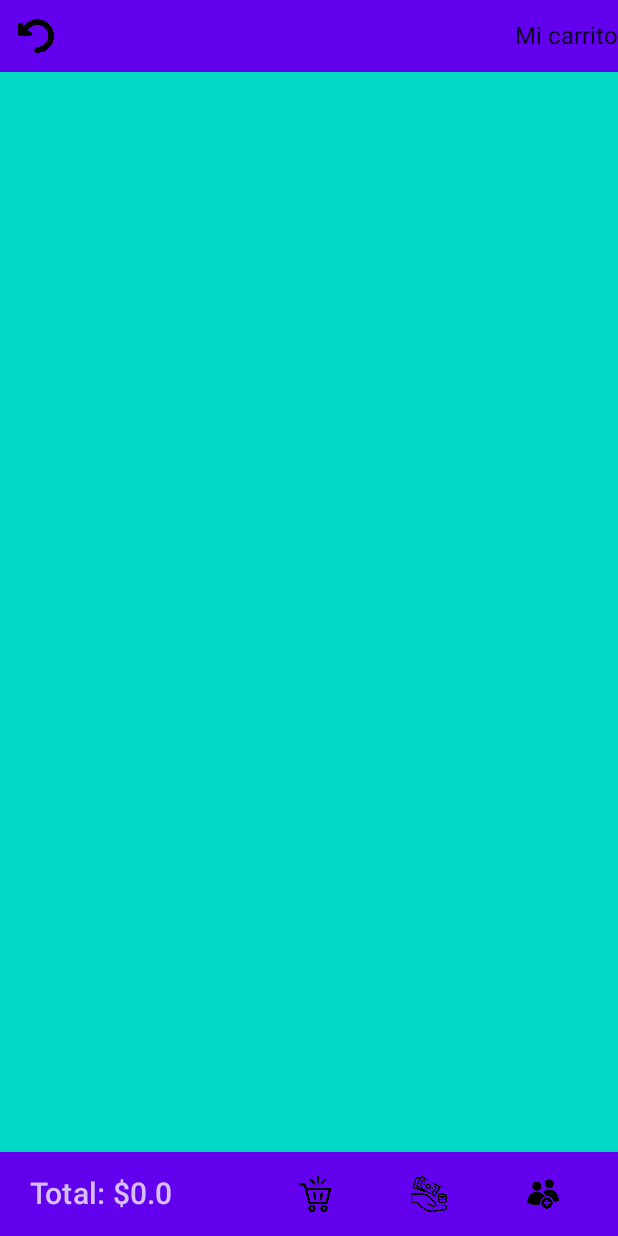
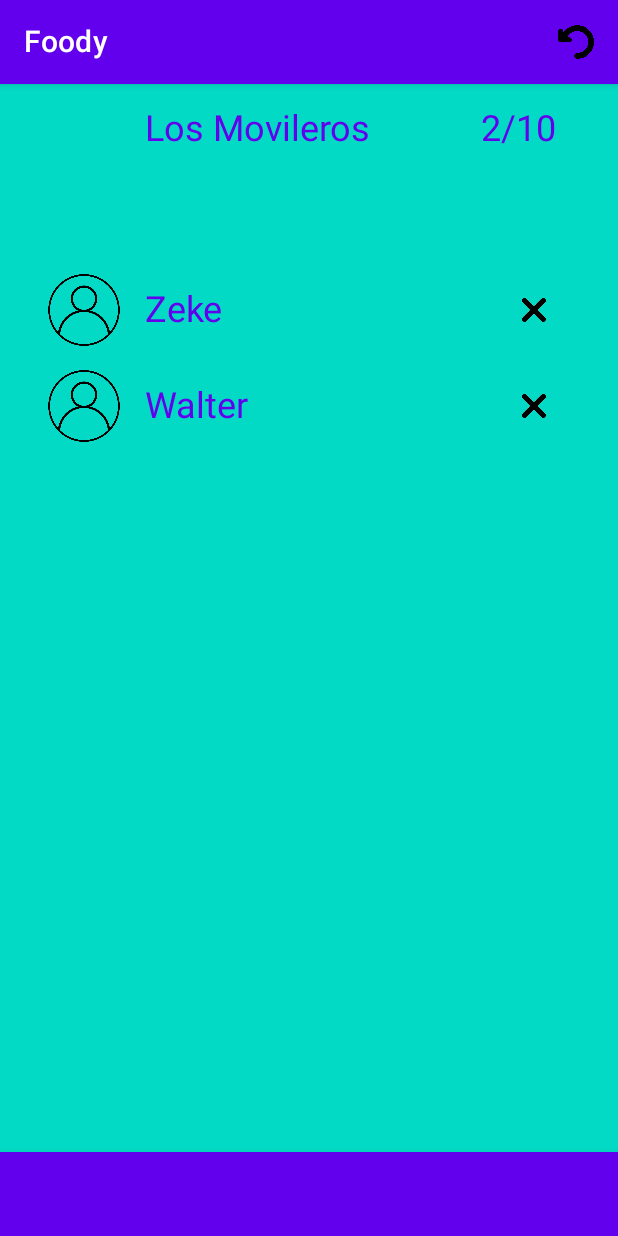
Before and after one commit to UTN-FRBA-Mobile/Foody, an Android app built with Jetpack Compose: the CartScreen screen opened through its navigation route, after a tap on "Group Icon", on a phone screen of 412 x 824 dp. Run offline under Robolectric (Android 15) with nearby library versions, the phone set to English and light mode, and no system bars.

Commit message:
Pantalla de Grupo

```diff
--- /dev/null
+++ b/android/app/src/main/java/ar/edu/utn/frba/foody/ui/Classes/Group.kt
@@ -0,0 +1,19 @@
+package ar.edu.utn.frba.foody.ui.Classes
+
+data class Group (
+    val groupId: Int = 0,
+    val name: String = "Los Movileros",
+    var members: List<User> = listOf(
+        User(
+            userId = 0,
+            userName = "Zeke",
+            userPassword = "SeQueL"
+        ),
+        User(
+            userId = 1,
+            userName = "Walter",
+            userPassword = "1234"
+        ),
+    ),
+    val limit: Int = 10,
+)
--- a/android/app/src/main/java/ar/edu/utn/frba/foody/ui/Classes/Order.kt
+++ b/android/app/src/main/java/ar/edu/utn/frba/foody/ui/Classes/Order.kt
@@ -9,5 +9,5 @@ data class Order(
     val direction: String = "",
     val estimatedHour: String = "",
     val orderStates: List<OrderState> = emptyList(),
-    var group: Boolean = false,
+    var group: Group? = Group(),
 )
--- a/android/app/src/main/java/ar/edu/utn/frba/foody/ui/main/Cart.kt
+++ b/android/app/src/main/java/ar/edu/utn/frba/foody/ui/main/Cart.kt
@@ -76,9 +76,9 @@ fun BottomGroupCart(navController: NavController,
             route = AppScreens.Profile_Screen.route,
         ),
         ButtonInterface(
-            resourceId = if (order.group) R.drawable.group_icon else R.drawable.create_group_icon,
+            resourceId = if (order.group != null) R.drawable.group_icon else R.drawable.create_group_icon,
             imageDescription = "Group Icon",
-            route = if (order.group) AppScreens.Group_Screen.route else AppScreens.Create_Group_Screen.route
+            route = if (order.group != null) AppScreens.Group_Screen.route else AppScreens.Create_Group_Screen.route
         )
     )
 
--- /dev/null
+++ b/android/app/src/main/java/ar/edu/utn/frba/foody/ui/main/Group.kt
@@ -0,0 +1,136 @@
+package ar.edu.utn.frba.foody.ui.main
+
+import android.content.*
+import androidx.compose.foundation.Image
+import androidx.compose.foundation.layout.*
+import androidx.compose.foundation.lazy.LazyColumn
+import androidx.compose.material.*
+import androidx.compose.runtime.*
+import androidx.compose.ui.*
+import androidx.compose.ui.graphics.Color
+import androidx.compose.ui.layout.ContentScale
+import androidx.compose.ui.platform.LocalContext
+import androidx.compose.ui.res.*
+import androidx.compose.ui.text.style.TextAlign
+import androidx.compose.ui.tooling.preview.Preview
+import androidx.compose.ui.unit.*
+import androidx.navigation.NavController
+import androidx.navigation.compose.rememberNavController
+import ar.edu.utn.frba.foody.R
+import ar.edu.utn.frba.foody.ui.Classes.User
+import ar.edu.utn.frba.foody.ui.dataClasses.OrderViewModel
+import ar.edu.utn.frba.foody.ui.navigation.AppScreens
+import java.util.UUID
+
+@Composable
+fun GroupScreen(navController: NavController, orderViewModel: OrderViewModel) {
+    val group = orderViewModel.getPickedOrder().group!!
+
+    AppScaffold(navController = navController,
+        null,
+        null,
+        { TopGroup(navController = navController) }
+    ) {
+        Box(
+            modifier = Modifier.padding(top = 16.dp, start = 32.dp, end = 32.dp),
+            contentAlignment = Alignment.TopCenter
+        ) {
+            Row(verticalAlignment = Alignment.CenterVertically) {
+                Text(
+                    text = group.name,
+                    style = MaterialTheme.typography.h5,
+                    color = MaterialTheme.colors.primary,
+                    textAlign = TextAlign.Center,
+                    modifier = Modifier.weight(0.8f)
+                )
+                Text(
+                    text = group.members.size.toString() + "/" + group.limit.toString(),
+                    style = MaterialTheme.typography.h5,
+                    color = MaterialTheme.colors.primary,
+                    textAlign = TextAlign.Center,
+                    modifier = Modifier
+                        .weight(0.2f)
+                )
+            }
+        }
+        Box(
+            modifier = Modifier.padding(start = 32.dp, end = 32.dp, bottom = 16.dp),
+            contentAlignment = Alignment.Center
+        ) {
+            LazyColumn(
+                modifier = Modifier
+                    .fillMaxWidth()
+                    .height(515.dp),
+                verticalArrangement = Arrangement.Top,
+                horizontalAlignment = Alignment.CenterHorizontally
+            ) {
+                items(group.members.size) {
+                    index ->  UserRow(userName = group.members[index].userName)
+                }
+            }
+        }
+    }
+}
+
+@Composable
+fun UserRow(userName: String) {
+    Row(modifier = Modifier.fillMaxWidth(), horizontalArrangement = Arrangement.Center, verticalAlignment = Alignment.CenterVertically) {
+        Row(horizontalArrangement = Arrangement.Start, modifier = Modifier.weight(0.8f), verticalAlignment = Alignment.CenterVertically) {
+            Image(
+                painter = painterResource(id = R.drawable.rouned_user_icon),
+                contentDescription = "User Icon",
+                modifier = Modifier.size(48.dp),
+                contentScale = ContentScale.FillBounds,
+                alignment = Alignment.Center
+            )
+            Text(
+                text = userName,
+                style = MaterialTheme.typography.h5,
+                color = MaterialTheme.colors.primary,
+                textAlign = TextAlign.Center,
+                modifier = Modifier.padding(horizontal = 16.dp)
+            )
+        }
+        Row(horizontalArrangement = Arrangement.End, modifier = Modifier.weight(0.2f)) {
+            IconButton(
+                onClick = {  },
+                modifier = Modifier
+                    .padding(vertical = 8.dp)
+            ) {
+                Image(
+                    painter = painterResource(id = R.drawable.cross_icon),
+                    contentDescription = "Cross Icon",
+                    modifier = Modifier.size(16.dp),
+                    contentScale = ContentScale.FillBounds
+                )
+            }
+        }
+    }
+}
+
+@Composable
+fun TopGroup(navController: NavController) {
+    TopAppBar(
+        title = {
+            Text(text = stringResource(id = R.string.app_name))
+        },
+        actions = {
+            IconButton(onClick = { navController.navigate(AppScreens.Cart_Screen.route) }) {
+                Image(
+                    painter = painterResource(id = R.drawable.go_back),
+                    contentDescription = "Go Back Icon",
+                    modifier = Modifier.size(24.dp),
+                    contentScale = ContentScale.FillBounds
+                )
+            }
+        }
+    )
+}
+
+@Preview
+@Composable
+fun GroupPreview() {
+    val navController = rememberNavController()
+    val orderViewModel = OrderViewModel()
+    GroupScreen(navController = navController, orderViewModel = orderViewModel)
+}
--- a/android/app/src/main/java/ar/edu/utn/frba/foody/ui/main/SignUp.kt
+++ b/android/app/src/main/java/ar/edu/utn/frba/foody/ui/main/SignUp.kt
@@ -169,7 +169,7 @@ fun SignUpScreen(navController: NavController)
             Spacer(modifier = Modifier.height(60.dp))
 
             Button(
-                onClick = {/*TODO*/},
+                onClick = {navController.navigate(AppScreens.Home_Screen.route)},
                 modifier = Modifier
                     .fillMaxWidth()
                     .height(50.dp)
--- a/android/app/src/main/java/ar/edu/utn/frba/foody/ui/navigation/AppNavigation.kt
+++ b/android/app/src/main/java/ar/edu/utn/frba/foody/ui/navigation/AppNavigation.kt
@@ -27,7 +27,6 @@ fun AppNavigation(viewModel: MainViewModel, orderViewModel: OrderViewModel,cardV
         composable(route = AppScreens.Profile_Screen.route) {
 
         }
-
         composable(route = AppScreens.Cart_Screen.route){
             CartScreen(navController = navController, viewModel = orderViewModel)
         }
@@ -43,6 +42,12 @@ fun AppNavigation(viewModel: MainViewModel, orderViewModel: OrderViewModel,cardV
         composable(route = AppScreens.Progress_Order_Screen.route){
             ProgressOrderScreen(navController = navController, orderViewModel = orderViewModel)
         }
+        composable(route = AppScreens.Group_Screen.route) {
+            GroupScreen(navController = navController, orderViewModel = orderViewModel)
+        }
+        composable(route = AppScreens.Create_Group_Screen.route) {
+            //CreateGroupScreen(navController = navController, orderViewModel = orderViewModel, context = context)
+        }
         composable(route = AppScreens.Card_Screen.route){
             CardInfoScreen(navController = navController,viewModel=cardViewModel)
         }
```
Also changed, not shown: android/app/src/main/res/drawable/cross_icon.png (added), android/app/src/main/res/drawable/rouned_user_icon.png (added).
